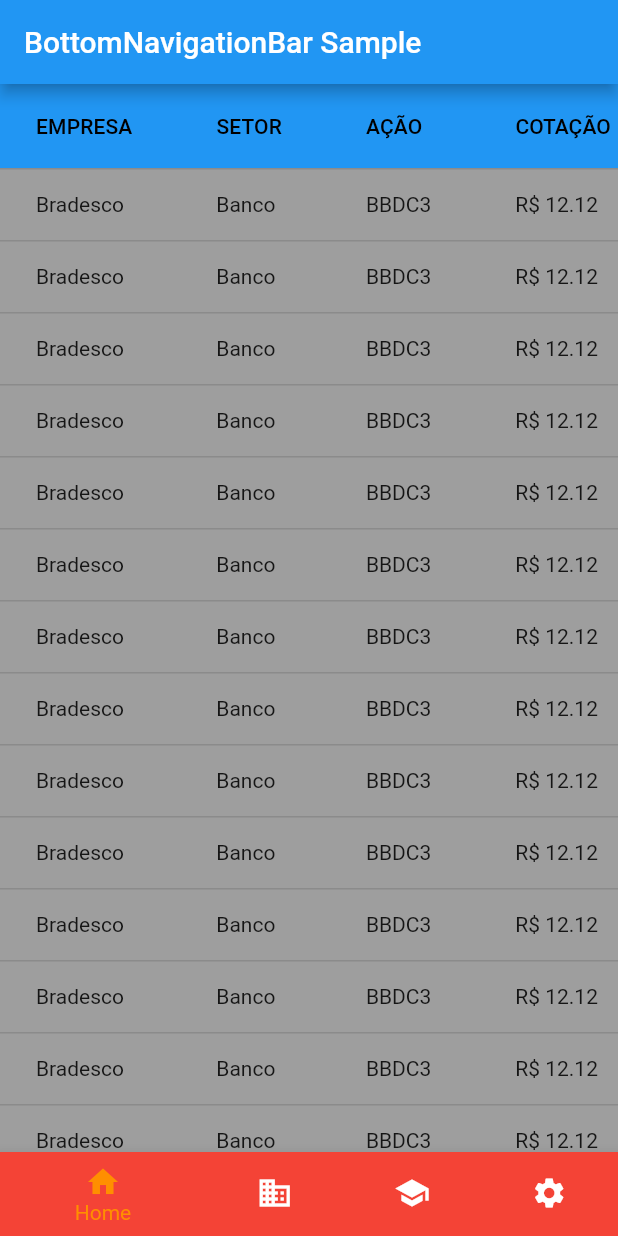
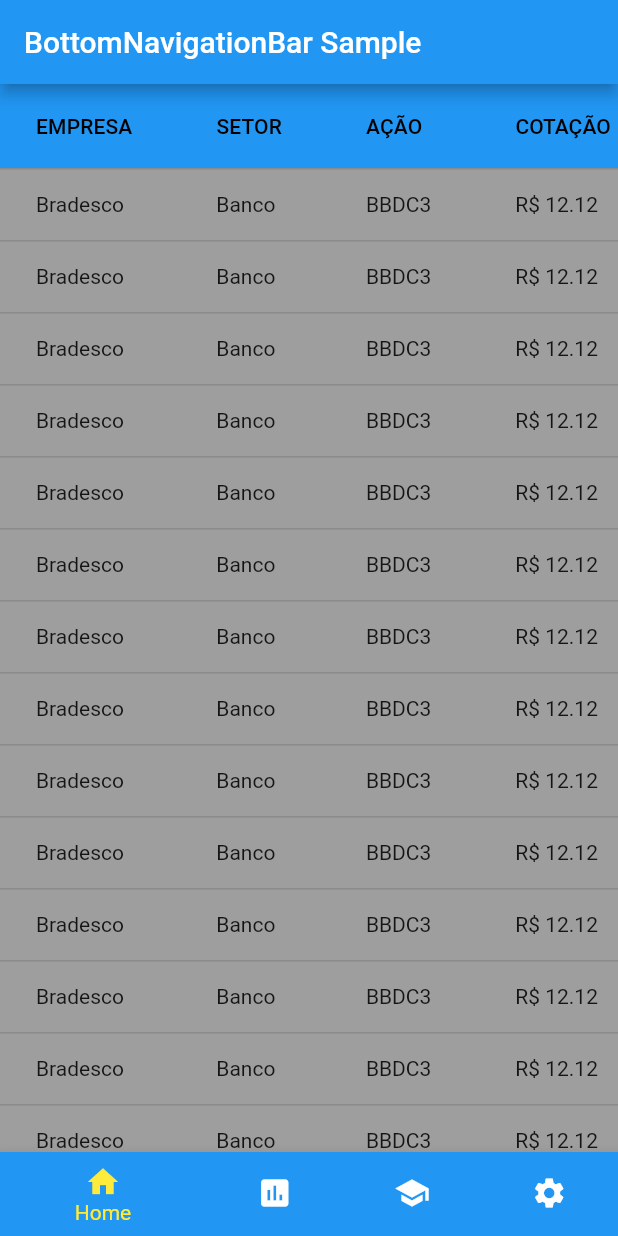
Before and after one commit to douglasalipio/projetopiloto, a Flutter app: the screen it shows after launch, on a phone screen of 412 x 824 dp. Run offline on Flutter 3.47's test engine with Material 2 defaults, Android fonts, the phone set to English and light mode, and no system bars; our stand-ins replace dartz, equatable, firebase_auth, google_sign_in; accounts and stored records are empty.

Commit message:
update menu colors

```diff
--- a/lib/app/home/home_page.dart
+++ b/lib/app/home/home_page.dart
@@ -12,7 +12,12 @@
 /// This is the private State class that goes with MyStatefulWidget.
 class _HomePageState extends State<HomePage> {
   int _selectedIndex = 0;
-  final List _widgetOptions = [FiisWalletPage(), FiisWalletPage(),FiisWalletPage(),FiisWalletPage()];
+  final List _widgetOptions = [
+    FiisWalletPage(),
+    FiisWalletPage(),
+    FiisWalletPage(),
+    FiisWalletPage()
+  ];
 
   void _onItemTapped(int index) {
     setState(() {
@@ -34,26 +39,26 @@
           BottomNavigationBarItem(
             icon: Icon(Icons.home),
             label: 'Home',
-            backgroundColor: Colors.red,
+            backgroundColor: Colors.blue,
           ),
           BottomNavigationBarItem(
-            icon: Icon(Icons.business),
-            label: 'Business',
-            backgroundColor: Colors.green,
+            icon: Icon(Icons.insert_chart),
+            label: 'Relatórios',
+            backgroundColor: Colors.blue,
           ),
           BottomNavigationBarItem(
             icon: Icon(Icons.school),
-            label: 'School',
-            backgroundColor: Colors.purple,
+            label: 'Material',
+            backgroundColor: Colors.blue,
           ),
           BottomNavigationBarItem(
             icon: Icon(Icons.settings),
             label: 'Settings',
-            backgroundColor: Colors.pink,
+            backgroundColor: Colors.blue,
           ),
         ],
         currentIndex: _selectedIndex,
-        selectedItemColor: Colors.amber[800],
+        selectedItemColor: Colors.yellow,
         onTap: _onItemTapped,
       ),
     );
```
